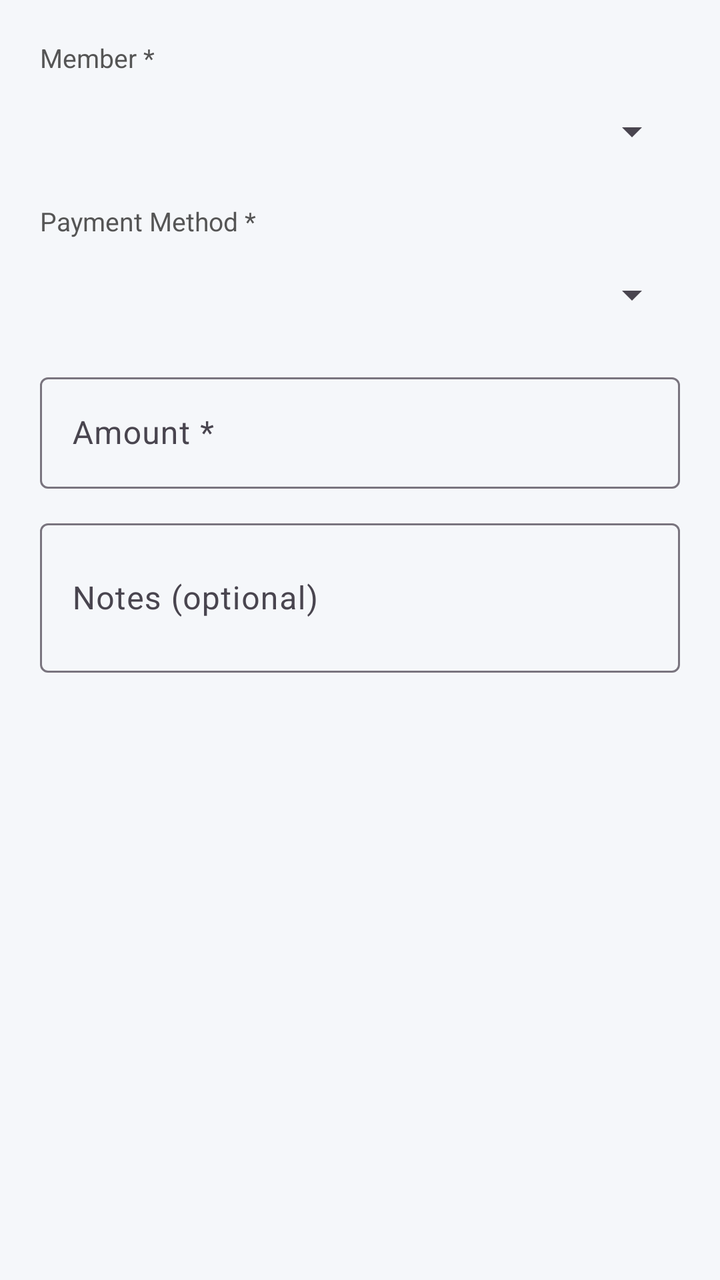
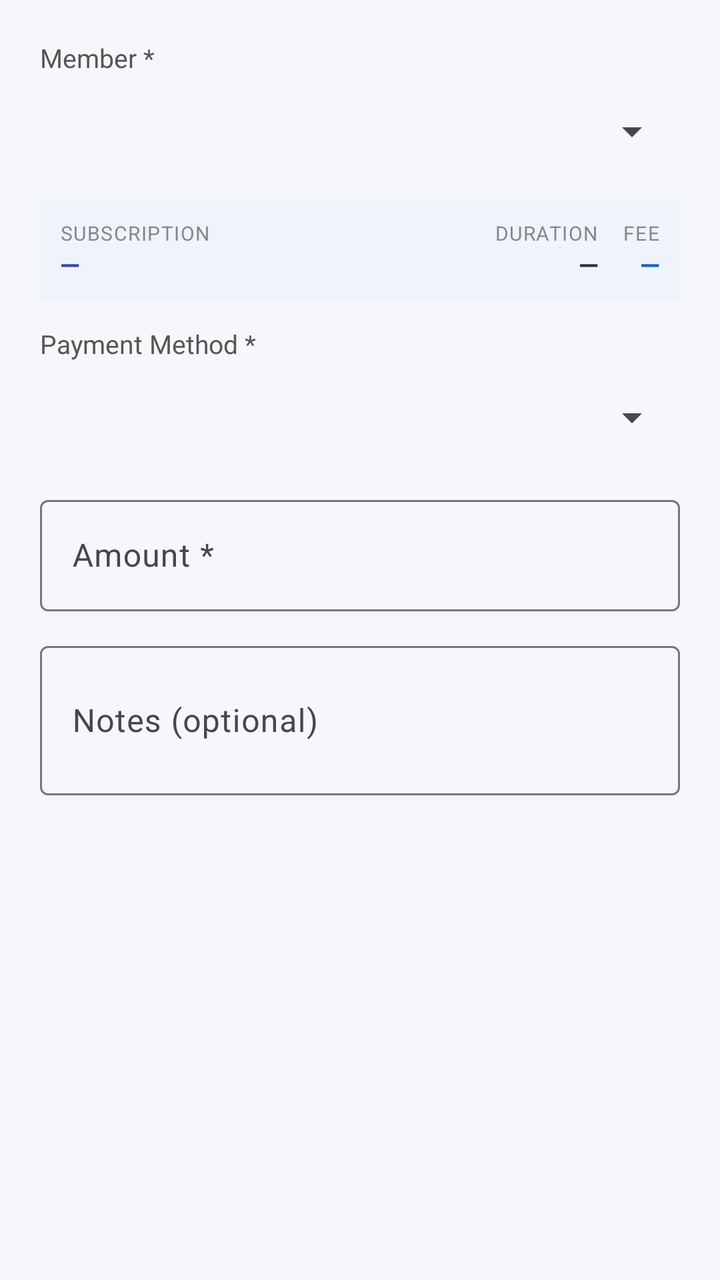

Compare the two renders of this Android layout. The source of the first and the diff that turns it into the second are given below.
<!-- AndroidManifest.xml: application theme Theme.GymManagement -->
<!-- res/layout/dialog_add_payment.xml -->
<?xml version="1.0" encoding="utf-8"?>
<LinearLayout xmlns:android="http://schemas.android.com/apk/res/android"
    xmlns:app="http://schemas.android.com/apk/res-auto"
    android:layout_width="match_parent"
    android:layout_height="wrap_content"
    android:orientation="vertical"
    android:padding="20dp">

    <TextView
        android:layout_width="wrap_content"
        android:layout_height="wrap_content"
        android:text="Member *"
        android:textSize="13sp"
        android:textColor="#555555"
        android:layout_marginBottom="4dp" />

    <Spinner
        android:id="@+id/spinnerMember"
        android:layout_width="match_parent"
        android:layout_height="48dp"
        android:layout_marginBottom="12dp" />

    <TextView
        android:layout_width="wrap_content"
        android:layout_height="wrap_content"
        android:text="Payment Method *"
        android:textSize="13sp"
        android:textColor="#555555"
        android:layout_marginBottom="4dp" />

    <Spinner
        android:id="@+id/spinnerPaymentMethod"
        android:layout_width="match_parent"
        android:layout_height="48dp"
        android:layout_marginBottom="12dp" />

    <com.google.android.material.textfield.TextInputLayout
        android:layout_width="match_parent"
        android:layout_height="wrap_content"
        android:hint="Amount *"
        android:layout_marginBottom="12dp"
        style="@style/Widget.Material3.TextInputLayout.OutlinedBox">
        <com.google.android.material.textfield.TextInputEditText
            android:id="@+id/etPaymentAmount"
            android:layout_width="match_parent"
            android:layout_height="wrap_content"
            android:inputType="numberDecimal" />
    </com.google.android.material.textfield.TextInputLayout>

    <com.google.android.material.textfield.TextInputLayout
        android:layout_width="match_parent"
        android:layout_height="wrap_content"
        android:hint="Notes (optional)"
        style="@style/Widget.Material3.TextInputLayout.OutlinedBox">
        <com.google.android.material.textfield.TextInputEditText
            android:id="@+id/etPaymentNotes"
            android:layout_width="match_parent"
            android:layout_height="wrap_content"
            android:inputType="textMultiLine"
            android:minLines="2" />
    </com.google.android.material.textfield.TextInputLayout>

</LinearLayout>
<!-- resources referenced by this layout -->
<resources>
  <style name="Theme.GymManagement" parent="Theme.Material3.Light.NoActionBar">
          <item name="colorPrimary">@color/primary</item>
          <item name="colorPrimaryDark">@color/primary_dark</item>
          <item name="colorAccent">@color/accent</item>
          <item name="android:windowBackground">@color/surface</item>
      </style>
  <color name="primary">#1565C0</color>
  <color name="primary_dark">#003c8f</color>
  <color name="accent">#FF6F00</color>
  <color name="surface">#F5F7FA</color>
</resources>

<!-- the commit's change to res/layout/dialog_add_payment.xml (unified diff, before → after) -->
@@ -1,11 +1,11 @@
 <?xml version="1.0" encoding="utf-8"?>
 <LinearLayout xmlns:android="http://schemas.android.com/apk/res/android"
-    xmlns:app="http://schemas.android.com/apk/res-auto"
     android:layout_width="match_parent"
     android:layout_height="wrap_content"
     android:orientation="vertical"
     android:padding="20dp">
 
+    
     <TextView
         android:layout_width="wrap_content"
         android:layout_height="wrap_content"
@@ -18,8 +18,95 @@
         android:id="@+id/spinnerMember"
         android:layout_width="match_parent"
         android:layout_height="48dp"
-        android:layout_marginBottom="12dp" />
+        android:layout_marginBottom="10dp" />
 
+    
+    <LinearLayout
+        android:id="@+id/layoutSubscriptionInfo"
+        android:layout_width="match_parent"
+        android:layout_height="wrap_content"
+        android:orientation="horizontal"
+        android:background="#EFF3FB"
+        android:padding="10dp"
+        android:layout_marginBottom="12dp">
+
+        <LinearLayout
+            android:layout_width="0dp"
+            android:layout_height="wrap_content"
+            android:layout_weight="1"
+            android:orientation="vertical">
+
+            <TextView
+                android:layout_width="wrap_content"
+                android:layout_height="wrap_content"
+                android:text="SUBSCRIPTION"
+                android:textSize="10sp"
+                android:textColor="#888888"
+                android:letterSpacing="0.05" />
+
+            <TextView
+                android:id="@+id/tvDialogPlanName"
+                android:layout_width="wrap_content"
+                android:layout_height="wrap_content"
+                android:textSize="13sp"
+                android:textStyle="bold"
+                android:textColor="#3949AB"
+                android:text="—" />
+        </LinearLayout>
+
+        <LinearLayout
+            android:layout_width="wrap_content"
+            android:layout_height="wrap_content"
+            android:orientation="vertical"
+            android:gravity="end"
+            android:layout_marginStart="12dp">
+
+            <TextView
+                android:layout_width="wrap_content"
+                android:layout_height="wrap_content"
+                android:text="DURATION"
+                android:textSize="10sp"
+                android:textColor="#888888"
+                android:letterSpacing="0.05" />
+
+            <TextView
+                android:id="@+id/tvDialogPlanDuration"
+                android:layout_width="wrap_content"
+                android:layout_height="wrap_content"
+                android:textSize="13sp"
+                android:textStyle="bold"
+                android:textColor="#333333"
+                android:text="—" />
+        </LinearLayout>
+
+        <LinearLayout
+            android:layout_width="wrap_content"
+            android:layout_height="wrap_content"
+            android:orientation="vertical"
+            android:gravity="end"
+            android:layout_marginStart="12dp">
+
+            <TextView
+                android:layout_width="wrap_content"
+                android:layout_height="wrap_content"
+                android:text="FEE"
+                android:textSize="10sp"
+                android:textColor="#888888"
+                android:letterSpacing="0.05" />
+
+            <TextView
+                android:id="@+id/tvDialogPlanFee"
+                android:layout_width="wrap_content"
+                android:layout_height="wrap_content"
+                android:textSize="13sp"
+                android:textStyle="bold"
+                android:textColor="#1565C0"
+                android:text="—" />
+        </LinearLayout>
+
+    </LinearLayout>
+
+    
     <TextView
         android:layout_width="wrap_content"
         android:layout_height="wrap_content"
@@ -34,6 +121,7 @@
         android:layout_height="48dp"
         android:layout_marginBottom="12dp" />
 
+    
     <com.google.android.material.textfield.TextInputLayout
         android:layout_width="match_parent"
         android:layout_height="wrap_content"
@@ -47,6 +135,7 @@
             android:inputType="numberDecimal" />
     </com.google.android.material.textfield.TextInputLayout>
 
+    
     <com.google.android.material.textfield.TextInputLayout
         android:layout_width="match_parent"
         android:layout_height="wrap_content"
